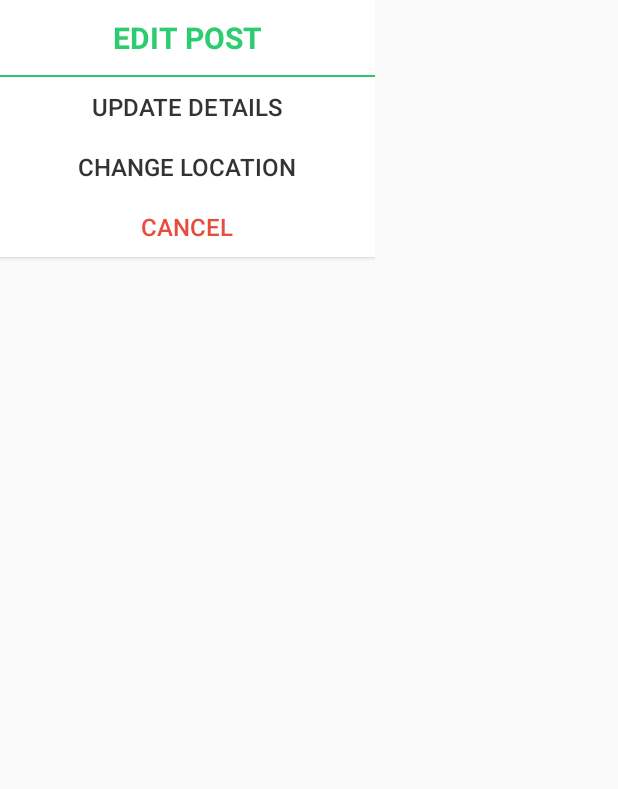
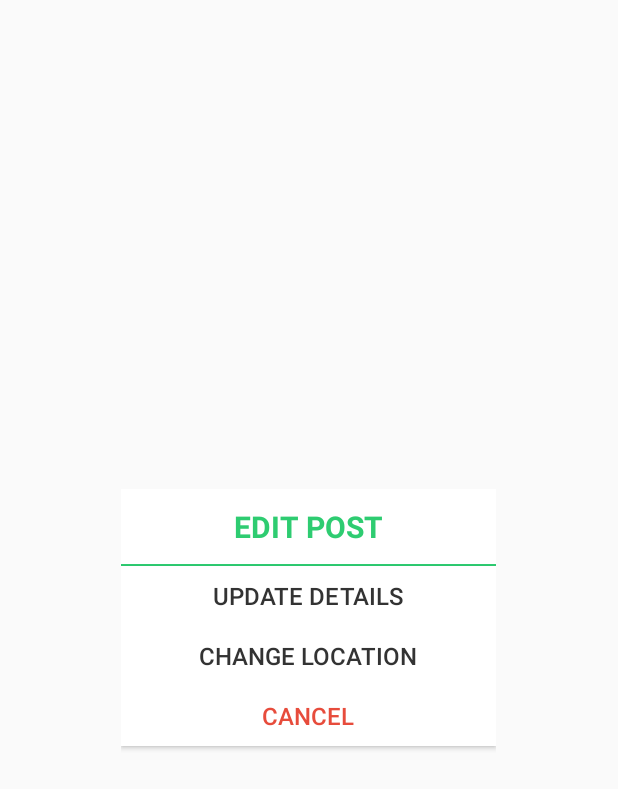
Before and after one commit to cammyc/Android_ProQuo, an Android app: the layout edit_attraction_dialog.xml on its own in the app's theme, with its tools: preview values and no code run, on a phone screen of 412 x 824 dp. Shown: the top 789 px of the screen. Run offline under Robolectric (Android 15) with nearby library versions, the phone set to English and light mode, and no system bars; network calls fail.

Commit message:
Finished Filters/2.0. Live on Google Play

```diff
--- a/app/build.gradle
+++ b/app/build.gradle
@@ -8,8 +8,8 @@ android {
         applicationId "com.scalpr.scalpr"
         minSdkVersion 16
         targetSdkVersion 25
-        versionCode 14
-        versionName "2.0"
+        versionCode 15
+        versionName "2.01"
     }
     buildTypes {
         release {
--- a/app/src/main/java/com/scalpr/scalpr/Adapters/AttractionListAdapter.java
+++ b/app/src/main/java/com/scalpr/scalpr/Adapters/AttractionListAdapter.java
@@ -232,7 +232,7 @@ public class AttractionListAdapter extends RecyclerView.Adapter<AttractionListAd
 
             holder.tvAttractionName.setText(a.getName());
             holder.tvVenueName.setText(a.getVenueName());
-            String requestingOrSelling = (a.getPostType() == 1) ? "Requested" : "Being Sold";
+            String requestingOrSelling = (a.getPostType() == 1) ? "Being Sold" : "Requested";
             holder.tvTicketPriceAndNumTickets.setText("$" + MiscHelper.formatDouble(a.getTicketPrice()) + " · " + a.getNumTickets() + " Tickets " + requestingOrSelling);
 
             int color = MiscHelper.getPostColor(this.c, a.getPostType());
--- a/app/src/main/java/com/scalpr/scalpr/Adapters/EditAttractionListAdapter.java
+++ b/app/src/main/java/com/scalpr/scalpr/Adapters/EditAttractionListAdapter.java
@@ -235,7 +235,7 @@ public class EditAttractionListAdapter extends RecyclerView.Adapter<EditAttracti
             holder.tvAttractionName.setText(a.getName());
             holder.tvVenueName.setText(a.getVenueName());
 
-            String requestingOrSelling = (a.getPostType() == 1) ? "Requested" : "Being Sold";
+            String requestingOrSelling = (a.getPostType() == 1) ? "Being Sold" : "Requested";
 
             holder.tvTicketPriceAndNumTickets.setText("$" + MiscHelper.formatDouble(a.getTicketPrice()) + " · " + a.getNumTickets() + " Tickets " + requestingOrSelling);
 
@@ -302,7 +302,7 @@ public class EditAttractionListAdapter extends RecyclerView.Adapter<EditAttracti
     private void showDialog(final Attraction a, final HttpResponseListener updateAttractionResponseListener, final int position){
         final Dialog dialog = new Dialog(c);
         dialog.setContentView(R.layout.sell_ticket_dialog);
-        dialog.setTitle("Sell Ticket");
+        //dialog.setTitle("Sell Ticket");
 
         final ImageView ivSelectedMarkerIcon = (ImageView) dialog.findViewById(R.id.ivSelectedImage);
             ivSelectedMarkerIcon.setVisibility(View.VISIBLE);
--- a/app/src/main/java/com/scalpr/scalpr/MainActivity.java
+++ b/app/src/main/java/com/scalpr/scalpr/MainActivity.java
@@ -1310,7 +1310,6 @@ public class MainActivity extends BaseActivity implements OnMapReadyCallback,
                         // custom dialog
                         postTicketDialog = new Dialog(context);
                         postTicketDialog.setContentView(R.layout.sell_ticket_dialog);
-                        postTicketDialog.setTitle("Sell Ticket");
 
                         final ImageView ivSelectedMarkerIcon = (ImageView) postTicketDialog.findViewById(R.id.ivSelectedImage);
                         Button dialogButton = (Button) postTicketDialog.findViewById(R.id.bDoneSellTicket);
--- a/app/src/main/res/layout/edit_attraction_dialog.xml
+++ b/app/src/main/res/layout/edit_attraction_dialog.xml
@@ -1,6 +1,9 @@
 <?xml version="1.0" encoding="utf-8"?>
 <LinearLayout xmlns:android="http://schemas.android.com/apk/res/android"
-    android:orientation="vertical" android:layout_width="250dp"
+    android:orientation="vertical"
+    android:layout_gravity="center"
+    android:gravity="center"
+    android:layout_width="250dp"
     android:layout_height="match_parent">
 
     <TextView
--- a/app/src/main/res/layout/sell_ticket_dialog.xml
+++ b/app/src/main/res/layout/sell_ticket_dialog.xml
@@ -12,7 +12,7 @@
         android:height="60dp"
         android:background="@color/colorAccent"
         android:gravity="center"
-        android:text="SELL TICKET"
+        android:text="POST TICKET"
         android:textAppearance="?android:attr/textAppearanceLarge"
         android:textColor="#FFF"
         android:textStyle="bold" />
```
